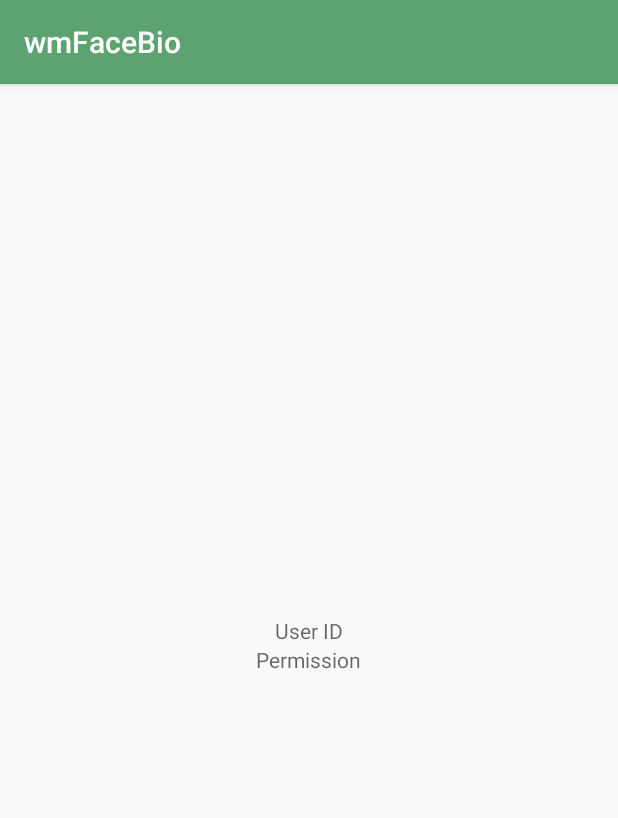
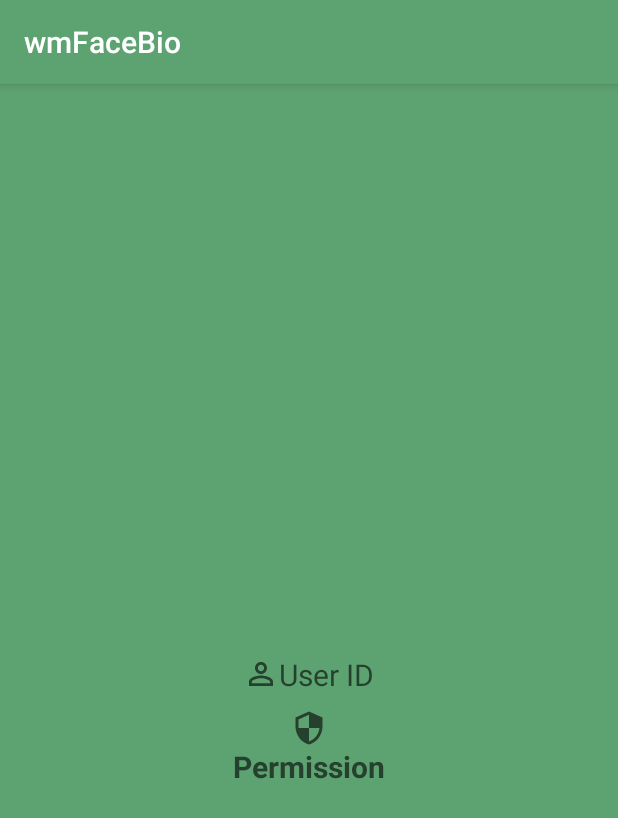
Before and after one commit to iaSalazar/biom, an Android app: the VerifyActivity screen opened directly, with no data from a screen before it, on a phone screen of 412 x 824 dp. Shown: the top 818 px of the screen. Run offline under Robolectric (Android 15) with nearby library versions, the phone set to English and light mode, and no system bars; our stand-ins replace ButterKnife; libraries missing offline, so code that uses them is left out: com.amazonaws.auth, com.amazonaws.mobile, com.amazonaws.mobileconnectors, com.amazonaws.regions, com.amazonaws.services and 1 more; pictures from the network do not load; 3 statements that could not run were skipped.

Commit message:
Style and animations

```diff
--- a/app/build.gradle
+++ b/app/build.gradle
@@ -70,5 +70,8 @@ dependencies {
 
     implementation 'com.google.android.material:material:1.2.1'
 
+    // glide
+    implementation 'com.github.bumptech.glide:glide:4.11.0'
+
 
 }
--- a/app/src/main/java/com/example/wmfacebio/VerifyActivity.java
+++ b/app/src/main/java/com/example/wmfacebio/VerifyActivity.java
@@ -5,6 +5,7 @@ import android.content.Context;
 import android.content.Intent;
 import android.content.SharedPreferences;
 import android.database.Cursor;
+import android.graphics.drawable.Drawable;
 import android.net.Uri;
 import android.os.Bundle;
 import android.os.Environment;
@@ -13,6 +14,7 @@ import android.os.Looper;
 import android.provider.MediaStore;
 import android.util.Base64;
 import android.util.Log;
+import android.widget.ImageView;
 import android.widget.TextView;
 import android.widget.Toast;
 
@@ -28,6 +30,9 @@ import com.amazonaws.services.rekognition.model.ResourceNotFoundException;
 import com.amazonaws.services.rekognition.model.SearchFacesByImageRequest;
 import com.amazonaws.services.rekognition.model.SearchFacesByImageResult;
 import com.amazonaws.util.IOUtils;
+import com.bumptech.glide.GenericTransitionOptions;
+import com.bumptech.glide.Glide;
+import com.bumptech.glide.load.resource.drawable.DrawableTransitionOptions;
 import com.example.wmfacebio.utils.Util;
 
 import java.io.ByteArrayOutputStream;
@@ -61,6 +66,7 @@ public class VerifyActivity extends AppCompatActivity {
 
     private boolean registered;
 
+    private ImageView ivAproval;
 
 
     @Override
@@ -79,6 +85,7 @@ public class VerifyActivity extends AppCompatActivity {
 
 
         aproval = findViewById(R.id.txtAproval);
+        ivAproval = findViewById(R.id.ivAnswer);
         tvUserId = findViewById(R.id.tvUserId);
 
 
@@ -303,6 +310,9 @@ public class VerifyActivity extends AppCompatActivity {
                         public void run() {
                             String msg = "Approved";
                             aproval.setText(msg);
+                            Glide.with(getApplicationContext()).load(R.drawable.check_ic)
+                                    .transition(GenericTransitionOptions.with(R.anim.approval_anim))
+                                    .into(ivAproval);
                             tvUserId.setText(userID);
                         }
                     });
@@ -321,6 +331,9 @@ public class VerifyActivity extends AppCompatActivity {
                     public void run() {
                         String err = "Invalid parametrer";
                         aproval.setText(err);
+                        Glide.with(getApplicationContext()).load(R.drawable.cross_ic)
+                                .transition(GenericTransitionOptions.with(R.anim.approval_anim))
+                                .into(ivAproval);
                     }
                 });
             } catch (Exception e) {
@@ -334,6 +347,9 @@ public class VerifyActivity extends AppCompatActivity {
                         String msg = "error";
                         aproval.setText(err);
                         tvUserId.setText(msg);
+                        Glide.with(getApplicationContext()).load(R.drawable.cross_ic)
+                                .transition(GenericTransitionOptions.with(R.anim.approval_anim))
+                                .into(ivAproval);
                     }
                 });
             }
--- /dev/null
+++ b/app/src/main/res/anim/approval_anim.xml
@@ -0,0 +1,14 @@
+<?xml version="1.0" encoding="utf-8"?>
+<set xmlns:android="http://schemas.android.com/apk/res/android"
+    android:fillAfter="true">
+
+    <scale
+        android:duration="@android:integer/config_longAnimTime"
+        android:fromXScale="0.1"
+        android:fromYScale="0.1"
+        android:pivotX="50%"
+        android:pivotY="50%"
+        android:toXScale="1"
+        android:toYScale="1"/>
+
+</set>
--- /dev/null
+++ b/app/src/main/res/drawable/check_ic.xml
@@ -0,0 +1,10 @@
+<vector xmlns:android="http://schemas.android.com/apk/res/android"
+    android:width="24dp"
+    android:height="24dp"
+    android:viewportWidth="24"
+    android:viewportHeight="24"
+    android:tint="?attr/colorControlNormal">
+  <path
+      android:fillColor="@android:color/white"
+      android:pathData="M9,16.17L4.83,12l-1.42,1.41L9,19 21,7l-1.41,-1.41z"/>
+</vector>
--- /dev/null
+++ b/app/src/main/res/drawable/cross_ic.xml
@@ -0,0 +1,10 @@
+<vector xmlns:android="http://schemas.android.com/apk/res/android"
+    android:width="24dp"
+    android:height="24dp"
+    android:viewportWidth="24"
+    android:viewportHeight="24"
+    android:tint="?attr/colorControlNormal">
+  <path
+      android:fillColor="@android:color/white"
+      android:pathData="M19,6.41L17.59,5 12,10.59 6.41,5 5,6.41 10.59,12 5,17.59 6.41,19 12,13.41 17.59,19 19,17.59 13.41,12z"/>
+</vector>
--- a/app/src/main/res/drawable/rounded_button.xml
+++ b/app/src/main/res/drawable/rounded_button.xml
@@ -1,12 +1,19 @@
 <?xml version="1.0" encoding="utf-8"?>
 
-<shape xmlns:android="http://schemas.android.com/apk/res/android">
-    <solid android:color="#acc"/>
-    <corners android:radius="30dp"/>
-    <padding
-        android:left="10dp"
-        android:bottom="10dp"
-        android:right="10dp"
-        android:top="10dp"/>
 
-</shape>
+<ripple xmlns:android="http://schemas.android.com/apk/res/android"
+android:color="#A0AAAA">
+<item android:id="@android:id/mask">
+    <shape android:shape="rectangle">
+        <solid android:color="#A0AAAA" />
+        <corners android:radius="30dp" />
+    </shape>
+</item>
+
+<item android:id="@android:id/background">
+    <shape android:shape="rectangle">
+        <solid android:color="#FFAACCCC"/>
+        <corners android:radius="30dp" />
+    </shape>
+</item>
+</ripple>
--- /dev/null
+++ b/app/src/main/res/drawable/security_ic.xml
@@ -0,0 +1,10 @@
+<vector xmlns:android="http://schemas.android.com/apk/res/android"
+    android:width="24dp"
+    android:height="24dp"
+    android:viewportWidth="24"
+    android:viewportHeight="24"
+    android:tint="?attr/colorControlNormal">
+  <path
+      android:fillColor="@android:color/white"
+      android:pathData="M12,1L3,5v6c0,5.55 3.84,10.74 9,12 5.16,-1.26 9,-6.45 9,-12L21,5l-9,-4zM12,11.99h7c-0.53,4.12 -3.28,7.79 -7,8.94L12,12L5,12L5,6.3l7,-3.11v8.8z"/>
+</vector>
--- a/app/src/main/res/layout/activity_facetracker.xml
+++ b/app/src/main/res/layout/activity_facetracker.xml
@@ -19,7 +19,6 @@
         app:layout_constraintBottom_toBottomOf="parent"
         android:elevation="2dp"
         android:layout_marginBottom="90dp"
-        android:hint="Action"
         android:textSize="30sp"
         android:textColor="@color/colorAction"/>
 
--- a/app/src/main/res/layout/activity_main.xml
+++ b/app/src/main/res/layout/activity_main.xml
@@ -24,7 +24,8 @@
         android:drawableStart="@drawable/user_icon"
         android:hint="Digite su documento"
         android:inputType="number"
-        android:layout_centerHorizontal="true"/>
+        android:layout_centerHorizontal="true"
+        android:textStyle="bold"/>
 
 
     <LinearLayout
@@ -39,7 +40,6 @@
             android:layout_width="wrap_content"
             android:layout_height="wrap_content"
             android:layout_gravity="center"
-            android:textSize="15sp"
             android:background="@drawable/rounded_button"
             android:layout_marginRight="40dp"
             />
--- a/app/src/main/res/layout/activity_verify.xml
+++ b/app/src/main/res/layout/activity_verify.xml
@@ -1,19 +1,23 @@
 <?xml version="1.0" encoding="utf-8"?>
-<FrameLayout xmlns:android="http://schemas.android.com/apk/res/android"
-    xmlns:app="http://schemas.android.com/apk/res-auto"
-    xmlns:tools="http://schemas.android.com/tools"
+
+<RelativeLayout xmlns:android="http://schemas.android.com/apk/res/android"
     android:layout_width="match_parent"
     android:layout_height="match_parent"
-    tools:context=".MainActivity">
+    android:paddingLeft="16dp"
+    android:paddingRight="16dp"
+    android:background="@color/colorPrimary">
 
-    <LinearLayout
-        android:id="@+id/res_photo_layout"
-        android:layout_width="match_parent"
-        android:layout_height="match_parent"
-        android:orientation="vertical"
-        android:layout_gravity="center_vertical"
-        android:gravity="center_vertical|center_horizontal">
 
+
+    <ImageView
+        android:id="@+id/ivAnswer"
+        android:layout_marginVertical="40dp"
+        android:layout_width="300dp"
+        android:layout_height="300dp"
+        android:layout_gravity="center"
+        android:scaleType="fitXY"
+        android:layout_centerHorizontal="true"
+        />
 
 
     <TextView
@@ -21,25 +25,28 @@
         android:layout_width="wrap_content"
         android:layout_height="wrap_content"
         android:hint="User ID"
-            />
+        android:layout_below="@id/ivAnswer"
+        android:layout_centerHorizontal="true"
+        android:textSize="20sp"
+        android:textStyle="normal"
+        android:drawableStart="@drawable/user_icon"/>
+
     <TextView
 
         android:id="@+id/txtAproval"
+        android:layout_marginTop="10dp"
         android:layout_width="wrap_content"
         android:layout_height="wrap_content"
         android:hint="Permission"
+        android:layout_below="@id/tvUserId"
+        android:layout_centerHorizontal="true"
+        android:textSize="20sp"
+        android:textStyle="bold"
+        android:drawableTop="@drawable/security_ic"
         />
-        <ImageView
-            android:layout_marginTop="20dp"
-            android:layout_width="wrap_content"
-            android:layout_height="wrap_content"
-            android:layout_gravity="center"/>
-
-
-    </LinearLayout>
 
 
 
 
 
-</FrameLayout>
+</RelativeLayout>
```
Lines whose indentation alone changed are shown as unchanged.
